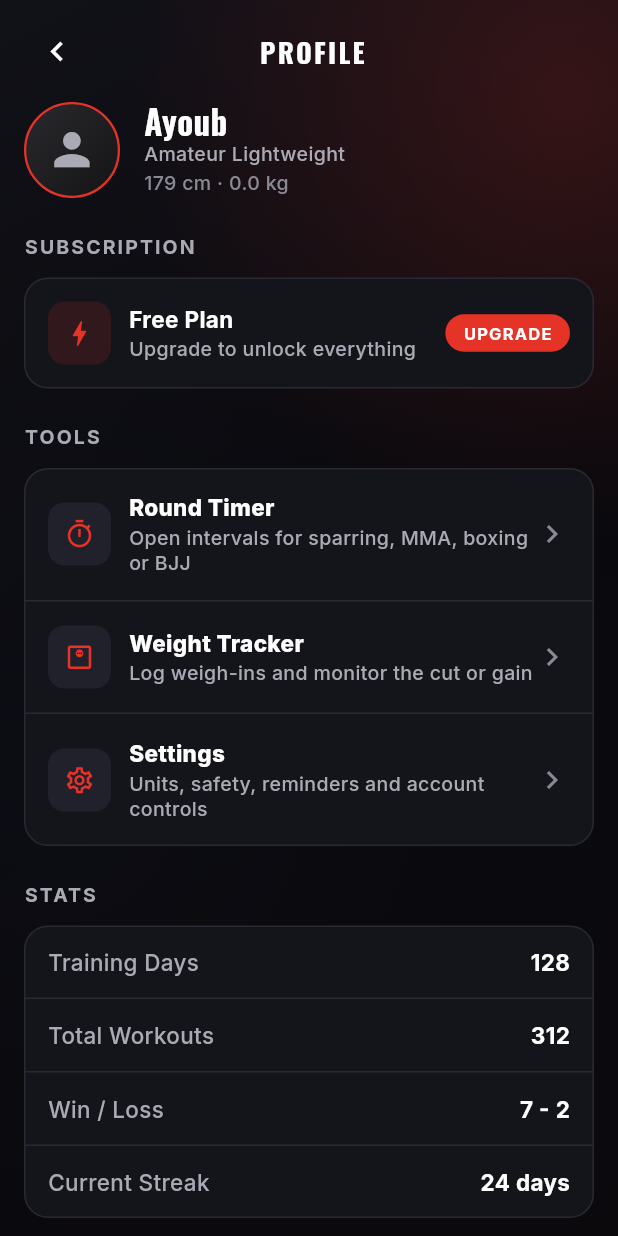
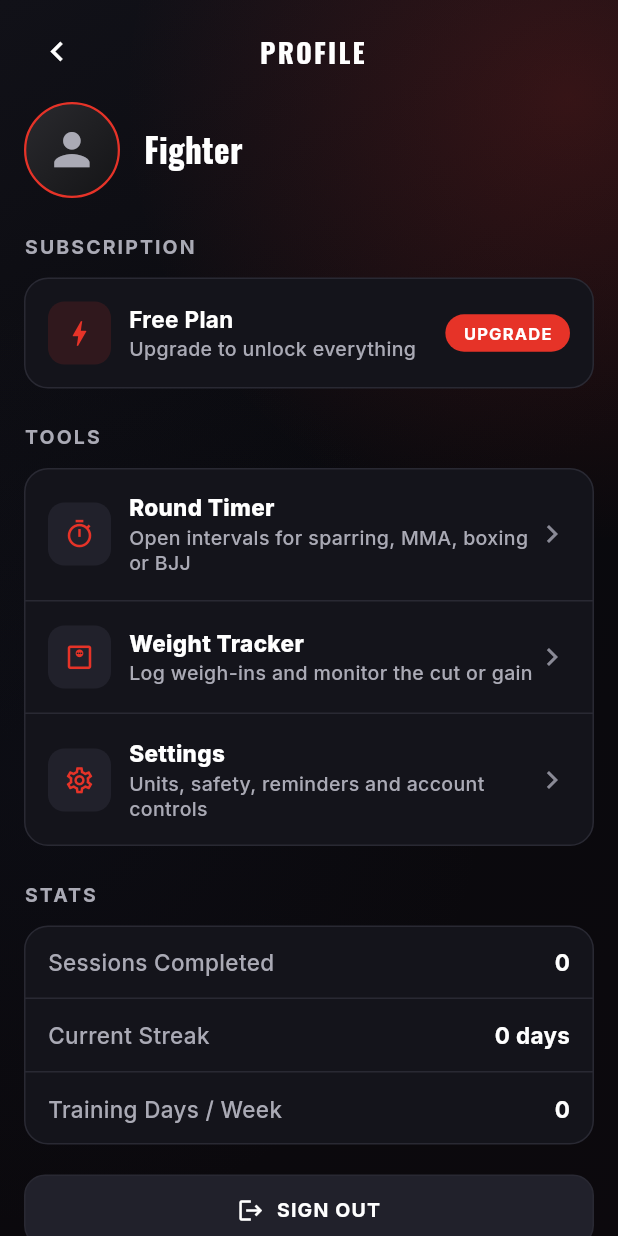
Before and after one commit to MahdiGH10/FighterEdge, a Flutter app: the ProfileScreen screen opened by its route, on a phone screen of 412 x 824 dp. Run offline on Flutter 3.47's test engine with Material 3 defaults, Android fonts, the phone set to English and light mode, and no system bars; our stand-ins replace cloud_firestore, cloud_functions, firebase_analytics, firebase_auth, firebase_core, firebase_crashlytics and 3 more; missing offline and left inert: purchases_flutter; accounts and stored records are empty.

Commit message:
fix: replace mock profile identity and hardcoded camp week with real data
Two surfaces showed fabricated data to real accounts, found by walking the
live app during the 2026-09-17 visual audit.

Profile rendered `MockData.fighter` for its entire identity block, stats and
goals: a different person's name ("Ayoub"), an "Amateur Lightweight" weight-
class label, and invented lifetime totals (128 training days, 312 workouts,
7-2 record, 24-day streak). The dashboard simultaneously showed the same
account's real 0-day streak, so two tabs disagreed about the same fact.
Weight class was deliberately removed from onboarding, so the mock was also
reintroducing a concept the product had dropped.

Profile now reads the signed-in user's name, their camp goal in place of the
division label, height from the EdgeFuel setup draft, and real session count
and streak from AppState. Win/loss and the goal-progress rows are removed
rather than faked: the app never collects a fight record, and goals are not
user-settable yet. The duplicated large-text identity branch now reuses the
same widget instead of repeating the logic.

The Train tab's "WEEK 4 / PEAK / May 20 - May 26" header was three hardcoded
literal strings in the widget tree - every user saw the identical fake camp
week on any date. Week number is now derived from the account creation date
(onboarding seeds a fresh camp and there is no separate camp-start model
yet) and the range is the current Monday-to-Sunday week. The PEAK badge is
removed; no phase data backs it.

Adds six regression tests, each verified to fail against the previous code.
They sign up with a deliberately distinct name because the shared test
harness's `testName` is also "Ayoub" - asserting against the harness default
would pass even if the mock returned.

dart format, flutter analyze, 277 tests and goldens all pass. Verified live
in Chrome against the real Firebase project with a throwaway account, since
neither bug was reachable from unit tests alone; the account was deleted
afterwards.

Co-Authored-By: Claude Opus 5 <noreply@anthropic.com>

```diff
--- a/fighter_edge/lib/screens/profile_screen.dart
+++ b/fighter_edge/lib/screens/profile_screen.dart
@@ -2,11 +2,11 @@ import 'package:flutter/material.dart';
 import 'package:provider/provider.dart';
 
 import '../controllers/auth_controller.dart';
-import '../data/mock_data.dart';
-import '../models/fighter.dart';
+import '../features/edge_fuel/presentation/controllers/edge_fuel_controller.dart';
 import '../routing/app_navigation.dart';
 import '../routing/app_router.dart';
 import '../state/app_state.dart';
+import '../theme/app_accessibility.dart';
 import '../theme/app_colors.dart';
 import '../theme/app_theme.dart';
 import '../theme/app_typography.dart';
@@ -27,22 +27,44 @@ class ProfileScreen extends StatelessWidget {
 
   @override
   Widget build(BuildContext context) {
-    const f = MockData.fighter;
-    final weight = context.watch<AppState>().latestWeight;
+    final state = context.watch<AppState>();
+    final weight = state.latestWeight;
     final auth = context.watch<AuthController>();
+    final user = auth.user;
+    // Height lives in the EdgeFuel setup draft — it is the only place the app
+    // actually asks for it. Absent until the user completes nutrition setup.
+    final heightCm = context.watch<EdgeFuelController>().draft?.heightCm;
     final largeText = MediaQuery.textScalerOf(context).scale(14) / 14 >= 1.4;
+
+    final displayName =
+        (user?.displayName.isNotEmpty ?? false) ? user!.displayName : 'Fighter';
+    // The camp goal replaces the old hard-coded weight-class division: weight
+    // class was deliberately removed from the product, so it must not reappear
+    // as an identity label here.
+    final goalLine = (user?.goal.isNotEmpty ?? false) ? user!.goal : null;
+    final measurements = [
+      if (heightCm != null) '${heightCm.round()} cm',
+      if (weight > 0) '${weight.toStringAsFixed(1)} ${state.weightUnitLabel}',
+    ].join(' · ');
+
     final details = Column(
       crossAxisAlignment: CrossAxisAlignment.start,
       children: [
-        Text(f.name, style: AppType.title1()),
-        const SizedBox(height: Insets.xxs),
-        Text(f.division,
-            style: AppType.subhead(
-                weight: FontWeight.w500, color: AppColors.textSecondary)),
-        const SizedBox(height: Insets.xxs),
-        Text('${f.heightCm} cm · ${weight.toStringAsFixed(1)} kg',
-            style: AppType.subhead(
-                weight: FontWeight.w500, color: AppColors.textMuted)),
+        Text(displayName, style: AppType.title1()),
+        if (goalLine != null) ...[
+          const SizedBox(height: Insets.xxs),
+          Text(goalLine,
+              style: AppType.subhead(
+                  weight: FontWeight.w500,
+                  color: AppAccessibility.textSecondary(context))),
+        ],
+        if (measurements.isNotEmpty) ...[
+          const SizedBox(height: Insets.xxs),
+          Text(measurements,
+              style: AppType.subhead(
+                  weight: FontWeight.w500,
+                  color: AppAccessibility.textMuted(context))),
+        ],
       ],
     );
     final body = ListView(
@@ -62,24 +84,7 @@ class ProfileScreen extends StatelessWidget {
             children: [
               const FighterAvatar(size: 64),
               const SizedBox(width: Insets.lg),
-              Expanded(
-                child: Column(
-                  crossAxisAlignment: CrossAxisAlignment.start,
-                  children: [
-                    Text(f.name, style: AppType.title1()),
-                    const SizedBox(height: Insets.xxs),
-                    Text(f.division,
-                        style: AppType.subhead(
-                            weight: FontWeight.w500,
-                            color: AppColors.textSecondary)),
-                    const SizedBox(height: Insets.xxs),
-                    Text('${f.heightCm} cm · ${weight.toStringAsFixed(1)} kg',
-                        style: AppType.subhead(
-                            weight: FontWeight.w500,
-                            color: AppColors.textMuted)),
-                  ],
-                ),
-              ),
+              Expanded(child: details),
             ],
           ),
         const SizedBox(height: Insets.xl),
@@ -123,25 +128,12 @@ class ProfileScreen extends StatelessWidget {
           padding: EdgeInsets.zero,
           child: Column(
             children: [
-              _StatRow('Training Days', '${f.trainingDays}'),
+              _StatRow('Sessions Completed', '${state.completedSessionCount}'),
               _divider(),
-              _StatRow('Total Workouts', '${f.totalWorkouts}'),
+              _StatRow('Current Streak', '${state.currentStreakDays} days'),
               _divider(),
-              _StatRow('Win / Loss', '${f.wins} - ${f.losses}'),
-              _divider(),
-              _StatRow('Current Streak', '${f.currentStreak} days'),
-            ],
-          ),
-        ),
-        const SizedBox(height: Insets.xl),
-        const SectionHeader('Goals'),
-        AppCard(
-          child: Column(
-            children: [
-              for (int i = 0; i < f.goals.length; i++) ...[
-                if (i > 0) const SizedBox(height: Insets.lg),
-                _GoalRow(f.goals[i]),
-              ],
+              _StatRow(
+                  'Training Days / Week', '${user?.weeklyTrainingDays ?? 0}'),
             ],
           ),
         ),
@@ -311,36 +303,3 @@ class _StatRow extends StatelessWidget {
     );
   }
 }
-
-class _GoalRow extends StatelessWidget {
-  final Goal goal;
-  const _GoalRow(this.goal);
-
-  @override
-  Widget build(BuildContext context) {
-    return Column(
-      crossAxisAlignment: CrossAxisAlignment.start,
-      children: [
-        Row(
-          mainAxisAlignment: MainAxisAlignment.spaceBetween,
-          children: [
-            Text(goal.label, style: AppType.callout(weight: FontWeight.w600)),
-            Text('${(goal.progress * 100).round()}%',
-                style: AppType.subhead(
-                    weight: FontWeight.w700, color: AppColors.accentText)),
-          ],
-        ),
-        const SizedBox(height: Insets.sm),
-        ClipRRect(
-          borderRadius: BorderRadius.circular(100),
-          child: LinearProgressIndicator(
-            value: goal.progress,
-            minHeight: 7,
-            backgroundColor: AppColors.track,
-            valueColor: const AlwaysStoppedAnimation(AppColors.primary),
-          ),
-        ),
-      ],
-    );
-  }
-}
```
Also changed, not shown: fighter_edge/lib/screens/training_camp_screen.dart (+22 -21 lines), 1 other file.
